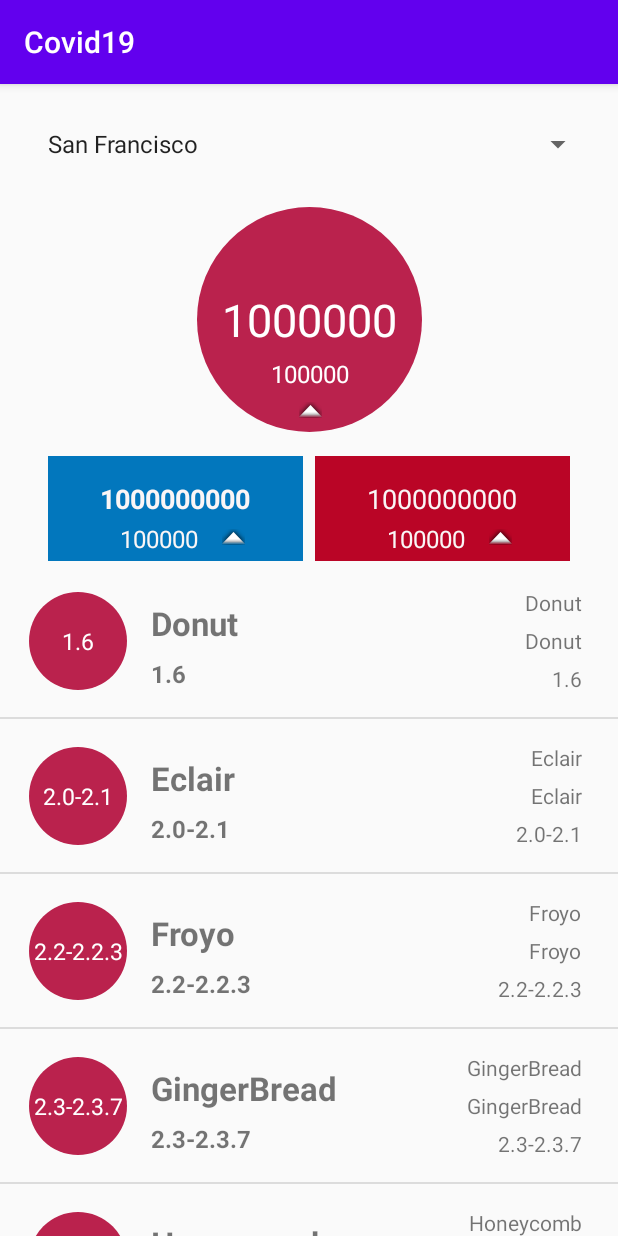
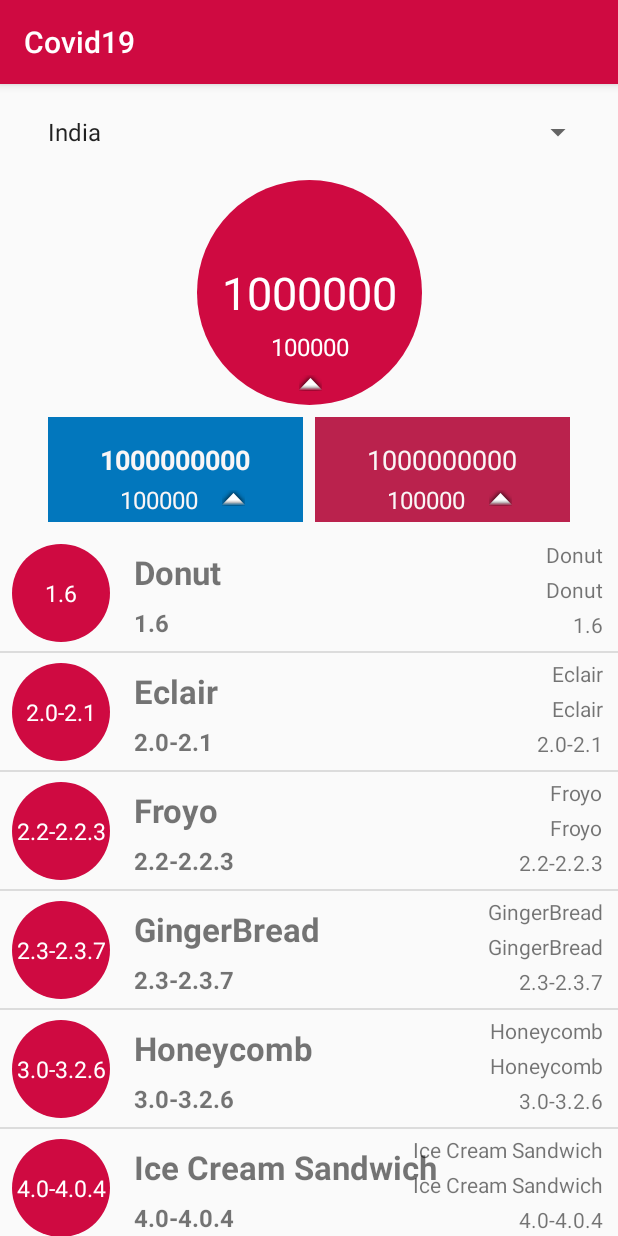
Before and after one commit to ag597482/Covid19, an Android app: the screen it shows after launch (MainActivity), on a phone screen of 412 x 824 dp. Run offline under Robolectric (Android 15) with nearby library versions, the phone set to English and light mode, and no system bars.

```diff
--- a/app/src/main/AndroidManifest.xml
+++ b/app/src/main/AndroidManifest.xml
@@ -1,7 +1,8 @@
 <?xml version="1.0" encoding="utf-8"?>
 <manifest xmlns:android="http://schemas.android.com/apk/res/android"
     package="com.example.android.covid19">
-
+    <uses-permission android:name="android.permission.INTERNET" />
+    <uses-permission android:name="android.permission.SEND_SMS"/>
     <application
         android:allowBackup="true"
         android:icon="@mipmap/ic_launcher"
--- a/app/src/main/java/com/example/android/covid19/MainActivity.java
+++ b/app/src/main/java/com/example/android/covid19/MainActivity.java
@@ -10,6 +10,7 @@ import android.widget.ListView;
 import android.widget.Spinner;
 
 import java.util.ArrayList;
+import java.util.Collection;
 
 public class MainActivity extends AppCompatActivity {
 
@@ -18,33 +19,23 @@ public class MainActivity extends AppCompatActivity {
     protected void onCreate(Bundle savedInstanceState) {
         super.onCreate(savedInstanceState);
         setContentView(R.layout.activity_main);
-        ArrayList<String> earthquakes = new ArrayList<>();
-        earthquakes.add("San Francisco");
-        earthquakes.add("London");
-        earthquakes.add("Tokyo");
-        earthquakes.add("Mexico City");
-        earthquakes.add("Moscow");
-        earthquakes.add("Rio de Janeiro");
-        earthquakes.add("Paris");
-        earthquakes.add("San Francisco");
-        earthquakes.add("London");
-        earthquakes.add("Tokyo");
-        earthquakes.add("Mexico City");
-        earthquakes.add("Moscow");
-        earthquakes.add("Rio de Janeiro");
-        earthquakes.add("Paris");
+        ArrayList<String> statelist = new ArrayList<>();
+        String [] state= {"India","Andhra Pradesh", "Arunachal Pradesh", "Assam", "Bihar", "Chhattisgarh", "Goa", "Gujarat", "Haryana", "Himachal Pradesh", "Jammu and Kashmir",
+                "Jharkhand", "Karnataka", "Kerala", "Madhya Pradesh", "Maharashtra", "Manipur", "Meghalaya", "Mizoram", "Nagaland", "Odisha", "Punjab", "Rajasthan",
+                "Sikkim", "Tamil Nadu", "Telangana", "Tripura", "Uttarakhand", "Uttar Pradesh", "West Bengal", "Andaman and Nicobar Islands", "Chandigarh",
+                "Dadra and Nagar Haveli", "Daman and Diu", "Delhi", "Lakshadweep", "Puducherry"} ;
+        for(int i=0;i<state.length;i++)
+        statelist.add(state[i]);
 
-
-        // Find a reference to the {@link ListView} in the layout
-        Spinner earthquakeListView = (Spinner) findViewById(R.id.location);
+        Spinner location_spinner = (Spinner) findViewById(R.id.location);
 
         // Create a new {@link ArrayAdapter} of earthquakes
         ArrayAdapter<String> adapter = new ArrayAdapter<String>(
-                this, android.R.layout.simple_list_item_1, earthquakes);
+                this, android.R.layout.simple_list_item_1, statelist);
 
         // Set the adapter on the {@link ListView}
         // so the list can be populated in the user interface
-        earthquakeListView.setAdapter(adapter);
+        location_spinner.setAdapter(adapter);
 
 
 
@@ -72,5 +63,8 @@ public class MainActivity extends AppCompatActivity {
         listView.setAdapter(flavorAdapter);
 
 
+
+
+
     }
 }
--- a/app/src/main/res/drawable/circle.xml
+++ b/app/src/main/res/drawable/circle.xml
@@ -1,10 +1,8 @@
 <shape xmlns:android="http://schemas.android.com/apk/res/android"
-android:shape="oval">
-
-<solid android:color="#ba224d" />
-
-<size
-    android:height="200dp"
-    android:width="200dp" />
-
+    android:shape="oval">
+    <solid android:color="#CF0A41" />
+    <size
+        android:width="200dp"
+        android:height="200dp" />
+    <corners android:radius="100dp" />
 </shape>
--- a/app/src/main/res/layout/activity_main.xml
+++ b/app/src/main/res/layout/activity_main.xml
@@ -12,7 +12,7 @@
         android:id="@+id/total_cases"
         android:layout_width="150dp"
         android:layout_height="150dp"
-        android:layout_marginTop="18dp"
+        android:layout_marginTop="8dp"
         android:background="@drawable/rounded_textview"
         android:gravity="center"
         android:text="1000000"
@@ -28,7 +28,7 @@
         android:layout_height="wrap_content"
         android:layout_marginStart="16dp"
         android:layout_marginLeft="16dp"
-        android:layout_marginTop="16dp"
+        android:layout_marginTop="8dp"
         android:layout_marginEnd="16dp"
         android:layout_marginRight="16dp"
         android:spinnerMode="dropdown"
@@ -43,7 +43,7 @@
         android:layout_height="70dp"
         android:layout_marginStart="30dp"
         android:layout_marginLeft="30dp"
-        android:layout_marginTop="16dp"
+        android:layout_marginTop="8dp"
         android:background="#0277BD"
         android:orientation="vertical"
         app:layout_constraintEnd_toStartOf="@+id/constraintLayout2"
@@ -99,10 +99,10 @@
         android:layout_height="70dp"
         android:layout_marginStart="5dp"
         android:layout_marginLeft="5dp"
-        android:layout_marginTop="16dp"
+        android:layout_marginTop="8dp"
         android:layout_marginEnd="30dp"
         android:layout_marginRight="30dp"
-        android:background="#BA0526"
+        android:background="#ba224d"
         android:orientation="vertical"
         app:layout_constraintEnd_toEndOf="parent"
         app:layout_constraintStart_toEndOf="@+id/constraintLayout"
@@ -154,7 +154,7 @@
         android:id="@+id/list"
         android:layout_width="match_parent"
         android:layout_height="match_parent"
-        android:layout_marginTop="320dp"
+        android:layout_marginTop="300dp"
         app:layout_constraintStart_toStartOf="parent"
         app:layout_constraintTop_toTopOf="parent" />
 
--- a/app/src/main/res/layout/list_item.xml
+++ b/app/src/main/res/layout/list_item.xml
@@ -5,16 +5,16 @@
     android:layout_width="match_parent"
     android:layout_height="wrap_content"
     android:gravity="center_vertical"
+    android:minHeight="?android:attr/listPreferredItemHeight"
     android:orientation="horizontal"
-    android:minHeight="?android:attr/listPreferredItemHeight"
-    android:padding="16dp">
+    android:padding="4dp">
 
     <TextView
         android:id="@+id/location_total_cases"
         android:layout_width="65dp"
         android:layout_height="65dp"
-        android:layout_marginStart="3dp"
-        android:layout_marginLeft="3dp"
+        android:layout_marginStart="4dp"
+        android:layout_marginLeft="4dp"
         android:background="@drawable/rounded_textview"
         android:gravity="center"
         android:text="1000000"
@@ -30,7 +30,7 @@
         android:layout_height="wrap_content"
         android:layout_marginStart="16dp"
         android:layout_marginLeft="16dp"
-        android:layout_marginTop="6dp"
+        android:layout_marginTop="4dp"
         android:text="Jharkhand"
         android:textSize="22sp"
         android:textStyle="bold"
@@ -54,8 +54,8 @@
         android:id="@+id/location_active"
         android:layout_width="wrap_content"
         android:layout_height="wrap_content"
-        android:layout_marginEnd="8dp"
-        android:layout_marginRight="8dp"
+        android:layout_marginEnd="6dp"
+        android:layout_marginRight="6dp"
         android:text="100000"
         app:layout_constraintEnd_toEndOf="parent"
         app:layout_constraintTop_toTopOf="parent" />
@@ -64,7 +64,7 @@
         android:id="@+id/location_recovery"
         android:layout_width="wrap_content"
         android:layout_height="wrap_content"
-        android:layout_marginTop="6dp"
+        android:layout_marginTop="4dp"
         android:text="1250"
         app:layout_constraintEnd_toEndOf="@+id/location_active"
         app:layout_constraintTop_toBottomOf="@+id/location_active" />
@@ -73,8 +73,10 @@
         android:id="@+id/location_death"
         android:layout_width="wrap_content"
         android:layout_height="wrap_content"
-        android:layout_marginTop="6dp"
+        android:layout_marginTop="4dp"
+        android:layout_marginBottom="4dp"
         android:text="100"
+        app:layout_constraintBottom_toBottomOf="parent"
         app:layout_constraintEnd_toEndOf="@+id/location_recovery"
         app:layout_constraintTop_toBottomOf="@+id/location_recovery" />
 
--- a/app/src/main/res/values/colors.xml
+++ b/app/src/main/res/values/colors.xml
@@ -1,6 +1,6 @@
 <?xml version="1.0" encoding="utf-8"?>
 <resources>
-    <color name="colorPrimary">#6200EE</color>
-    <color name="colorPrimaryDark">#3700B3</color>
+    <color name="colorPrimaryDark">#ba224d</color>
+    <color name="colorPrimary">#CF0A41</color>
     <color name="colorAccent">#03DAC5</color>
 </resources>
```
